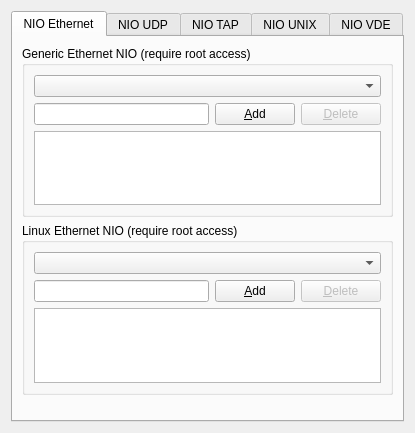
Qt form src/GNS3/Ui/ConfigurationPages/Form_CloudPage.ui (GNS3/gns3-legacy) before a commit.
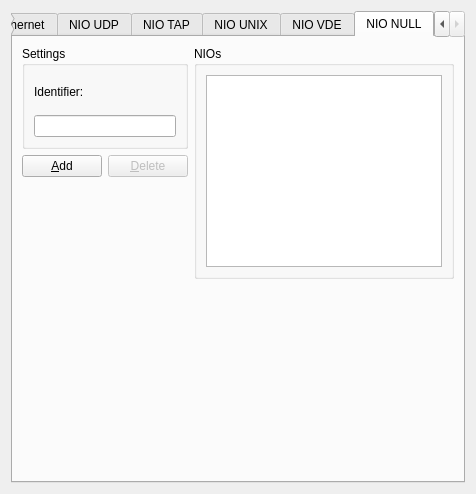
The same form after that commit. The open tabs and pages were chosen to show the change.

```diff
--- a/src/GNS3/Ui/ConfigurationPages/Form_CloudPage.ui
+++ b/src/GNS3/Ui/ConfigurationPages/Form_CloudPage.ui
@@ -5,8 +5,8 @@
    <rect>
     <x>0</x>
     <y>0</y>
-    <width>415</width>
-    <height>433</height>
+    <width>476</width>
+    <height>494</height>
    </rect>
   </property>
   <property name="windowTitle" >
@@ -550,6 +550,101 @@
        </item>
       </layout>
      </widget>
+     <widget class="QWidget" name="tab_6" >
+      <attribute name="title" >
+       <string>NIO NULL</string>
+      </attribute>
+      <layout class="QGridLayout" >
+       <item row="0" column="0" colspan="2" >
+        <widget class="QGroupBox" name="groupBox_11" >
+         <property name="title" >
+          <string>Settings</string>
+         </property>
+         <layout class="QGridLayout" >
+          <item row="0" column="0" >
+           <widget class="QLabel" name="label_9" >
+            <property name="text" >
+             <string>Identifier:</string>
+            </property>
+           </widget>
+          </item>
+          <item row="1" column="0" >
+           <widget class="QLineEdit" name="lineEditNullIdentifer" >
+            <property name="sizePolicy" >
+             <sizepolicy vsizetype="Fixed" hsizetype="Expanding" >
+              <horstretch>0</horstretch>
+              <verstretch>0</verstretch>
+             </sizepolicy>
+            </property>
+           </widget>
+          </item>
+         </layout>
+        </widget>
+       </item>
+       <item rowspan="3" row="0" column="2" >
+        <widget class="QGroupBox" name="groupBox_10" >
+         <property name="title" >
+          <string>NIOs</string>
+         </property>
+         <layout class="QVBoxLayout" >
+          <item>
+           <widget class="QListWidget" name="listWidgetNull" >
+            <property name="sizePolicy" >
+             <sizepolicy vsizetype="Minimum" hsizetype="Expanding" >
+              <horstretch>0</horstretch>
+              <verstretch>0</verstretch>
+             </sizepolicy>
+            </property>
+           </widget>
+          </item>
+         </layout>
+        </widget>
+       </item>
+       <item row="1" column="0" >
+        <widget class="QPushButton" name="pushButtonAddNull" >
+         <property name="text" >
+          <string>&amp;Add</string>
+         </property>
+        </widget>
+       </item>
+       <item row="1" column="1" >
+        <widget class="QPushButton" name="pushButtonDeleteNull" >
+         <property name="enabled" >
+          <bool>false</bool>
+         </property>
+         <property name="text" >
+          <string>&amp;Delete</string>
+         </property>
+        </widget>
+       </item>
+       <item rowspan="2" row="2" column="0" colspan="2" >
+        <spacer>
+         <property name="orientation" >
+          <enum>Qt::Vertical</enum>
+         </property>
+         <property name="sizeHint" >
+          <size>
+           <width>20</width>
+           <height>261</height>
+          </size>
+         </property>
+        </spacer>
+       </item>
+       <item row="3" column="2" >
+        <spacer>
+         <property name="orientation" >
+          <enum>Qt::Vertical</enum>
+         </property>
+         <property name="sizeHint" >
+          <size>
+           <width>20</width>
+           <height>181</height>
+          </size>
+         </property>
+        </spacer>
+       </item>
+      </layout>
+     </widget>
     </widget>
    </item>
   </layout>
```
